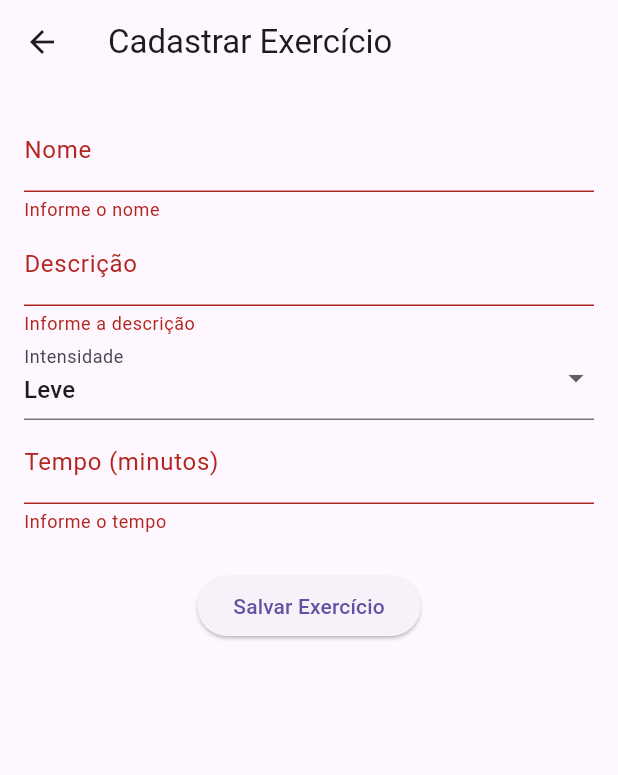
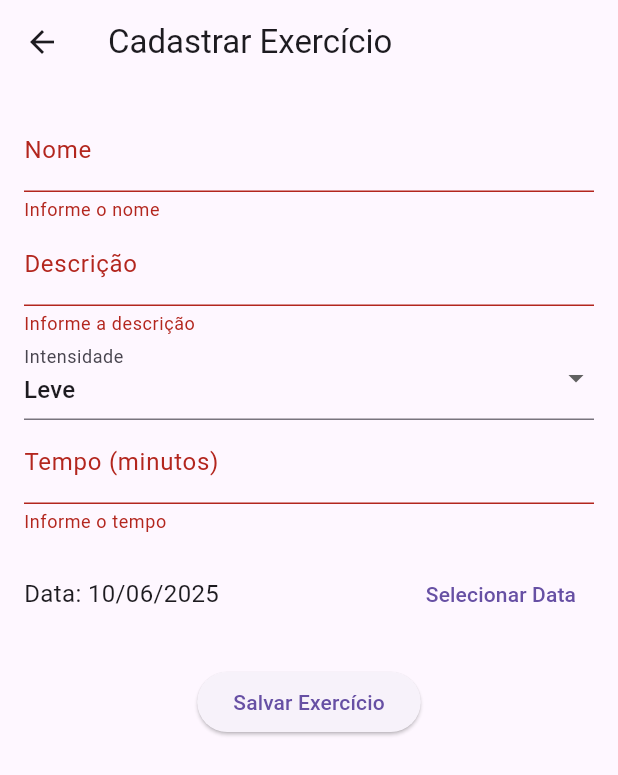
Before and after one commit to levi13/saudebahia, a Flutter app: the ExerciciosScreen screen opened by its route, after a tap on "Salvar Exercício", on a phone screen of 412 x 824 dp. Shown: the top 775 px of the screen. Run offline on Flutter 3.47's test engine with Material 3 defaults, Android fonts, the phone set to English and light mode, and no system bars; our stand-ins replace fl_chart, sqflite; accounts and stored records are empty.

Commit message:
Update exercicios_screen.dart

```diff
--- a/lib/screens/exercicios_screen.dart
+++ b/lib/screens/exercicios_screen.dart
@@ -15,6 +15,22 @@ class _ExerciciosScreenState extends State<ExerciciosScreen> {
   final TextEditingController _tempoController = TextEditingController();
 
   String _intensidadeSelecionada = 'Leve';
+  DateTime _dataSelecionada = DateTime.now();
+
+  Future<void> _selecionarData(BuildContext context) async {
+    final DateTime? data = await showDatePicker(
+      context: context,
+      initialDate: _dataSelecionada,
+      firstDate: DateTime(2000),
+      lastDate: DateTime.now(),
+    );
+
+    if (data != null) {
+      setState(() {
+        _dataSelecionada = data;
+      });
+    }
+  }
 
   Future<void> _salvarExercicio() async {
     if (_formKey.currentState!.validate()) {
@@ -24,7 +40,8 @@ class _ExerciciosScreenState extends State<ExerciciosScreen> {
         'nome': _nomeController.text,
         'descricao': _descricaoController.text,
         'intensidade': _intensidadeSelecionada,
-        'tempo': int.parse(_tempoController.text), // novo campo
+        'tempo': int.parse(_tempoController.text),
+        'data': _dataSelecionada.toIso8601String(), // salva data
       });
 
       ScaffoldMessenger.of(context).showSnackBar(
@@ -36,8 +53,13 @@ class _ExerciciosScreenState extends State<ExerciciosScreen> {
       _tempoController.clear();
       setState(() {
         _intensidadeSelecionada = 'Leve';
+        _dataSelecionada = DateTime.now();
       });
     }
+  }
+
+  String _formatarData(DateTime data) {
+    return "${data.day.toString().padLeft(2, '0')}/${data.month.toString().padLeft(2, '0')}/${data.year}";
   }
 
   @override
@@ -91,6 +113,21 @@ class _ExerciciosScreenState extends State<ExerciciosScreen> {
                   return null;
                 },
               ),
+              const SizedBox(height: 16),
+              Row(
+                children: [
+                  Expanded(
+                    child: Text(
+                      'Data: ${_formatarData(_dataSelecionada)}',
+                      style: const TextStyle(fontSize: 16),
+                    ),
+                  ),
+                  TextButton(
+                    onPressed: () => _selecionarData(context),
+                    child: const Text('Selecionar Data'),
+                  ),
+                ],
+              ),
               const SizedBox(height: 24),
               ElevatedButton(
                 onPressed: _salvarExercicio,
```
